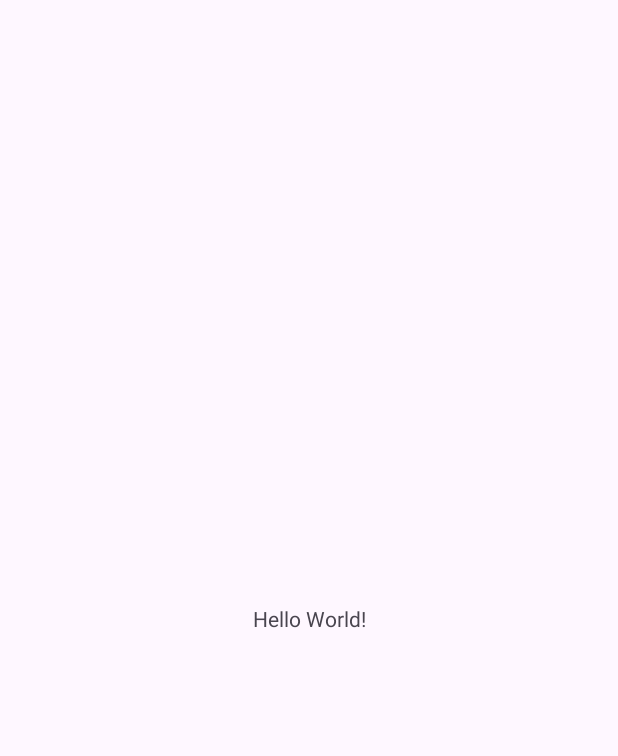
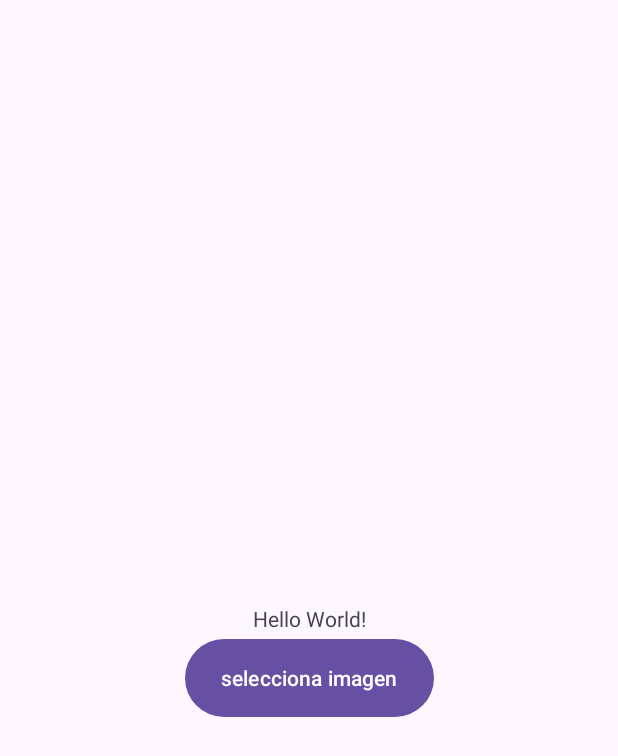
Before and after one commit to Andrezuu/PoPiPa, an Android app: the MainActivity screen opened directly, with no data from a screen before it, on a phone screen of 412 x 824 dp. Before the commit the part shown is almost empty. Shown: the top 756 px of the screen. Run offline under Robolectric (Android 15) with nearby library versions, the phone set to English and light mode, and no system bars.

Commit message:
Entrar a la galeria del dispositivo.

```diff
--- a/app/build.gradle.kts
+++ b/app/build.gradle.kts
@@ -49,4 +49,7 @@ dependencies {
     testImplementation("junit:junit:4.13.2")
     androidTestImplementation("androidx.test.ext:junit:1.1.5")
     androidTestImplementation("androidx.test.espresso:espresso-core:3.5.1")
+    implementation ("com.github.bumptech.glide:glide:4.12.0")
+    annotationProcessor ("com.github.bumptech.glide:compiler:4.12.0")
+
 }
--- a/app/src/main/AndroidManifest.xml
+++ b/app/src/main/AndroidManifest.xml
@@ -13,6 +13,9 @@
         android:theme="@style/Theme.Popipa"
         tools:targetApi="31">
         <activity
+            android:name=".Pantalla"
+            android:exported="false" />
+        <activity
             android:name=".MainActivity"
             android:exported="false" />
         <activity
--- a/app/src/main/java/com/example/popipa/MainActivity.kt
+++ b/app/src/main/java/com/example/popipa/MainActivity.kt
@@ -2,21 +2,37 @@ package com.example.popipa
 
 import androidx.appcompat.app.AppCompatActivity
 import android.os.Bundle
+import android.content.Intent
+import android.widget.Button
+import android.widget.ImageView
+import com.bumptech.glide.Glide
+
+
 
 class MainActivity : AppCompatActivity() {
     override fun onCreate(savedInstanceState: Bundle?) {
         super.onCreate(savedInstanceState)
         setContentView(R.layout.activity_main)
-    }
-//<<<<<<< HEAD
+
+        val selectImageButton = findViewById<Button>(R.id.imagenSelect)
+        selectImageButton.setOnClickListener {
+            val intent = Intent(Intent.ACTION_GET_CONTENT)
+            intent.type = "image/*"
+            startActivityForResult(intent, 1)
 
 
-    //Hola ahlahdlkdjakdjjkjalk
-    //Bota al Jhoni XD
-//=======
-    //Me lees Andres aaaaaa
-    //Me lees Adrian aaaaaa
-//>>>>>>> origin/master
+        }
+    }
+    override fun onActivityResult(requestCode: Int, resultCode: Int, data: Intent?) {
+        super.onActivityResult(requestCode, resultCode, data)
 
-    //jhfkfjhfkjfhkhkajf primer push
+        if (requestCode == 1 && resultCode == RESULT_OK) {
+            val selectedImageUri = data?.data
+            if (selectedImageUri != null) {
+                val imageView = findViewById<ImageView>(R.id.imagenGale)
+                imageView.setImageURI(selectedImageUri)
+                //Glide.with(this).load(selectedImageUri).into(imageView)
+            }
+        }
+    }
 }
--- a/app/src/main/res/layout/activity_main.xml
+++ b/app/src/main/res/layout/activity_main.xml
@@ -7,12 +7,36 @@
     tools:context=".MainActivity">
 
     <TextView
+        android:id="@+id/texto"
         android:layout_width="wrap_content"
         android:layout_height="wrap_content"
         android:text="Hello World!"
         app:layout_constraintBottom_toBottomOf="parent"
         app:layout_constraintEnd_toEndOf="parent"
         app:layout_constraintStart_toStartOf="parent"
-        app:layout_constraintTop_toTopOf="parent" />
+        app:layout_constraintTop_toTopOf="parent">
+    </TextView>
+
+    <Button
+        android:id="@+id/imagenSelect"
+        android:layout_width="wrap_content"
+        android:layout_height="60dp"
+        android:text="selecciona imagen"
+        app:layout_constraintTop_toBottomOf="@id/texto"
+        app:layout_constraintRight_toRightOf="parent"
+        app:layout_constraintLeft_toLeftOf="parent">
+    </Button>
+
+    <ImageView
+        android:id="@+id/imagenGale"
+        android:layout_width="190dp"
+        android:layout_height="190dp"
+        app:layout_constraintBottom_toTopOf="@id/texto"
+        app:layout_constraintLeft_toLeftOf="parent"
+        app:layout_constraintRight_toRightOf="parent">
+    </ImageView>
+
+
+
 
 </androidx.constraintlayout.widget.ConstraintLayout>
--- a/app/src/main/res/values/colors.xml
+++ b/app/src/main/res/values/colors.xml
@@ -7,6 +7,8 @@
     <color name="pink">#CF5A89</color>
     <color name="purple">#8B5C96</color>
     <color name="salmon">#F96A5E</color>
+    <color name="gray">#D9D9D9</color>
+
     <color name="darkOrange">#AB5415</color>
     <color name="darkBlue">#0C2A4E</color>
     <color name="darkPink">#820026</color>
```
Also changed, not shown: app/src/main/java/com/example/popipa/Pantalla.kt (added, +13 -0 lines), app/src/main/res/layout/activity_pantalla.xml (added, +128 -0 lines).
